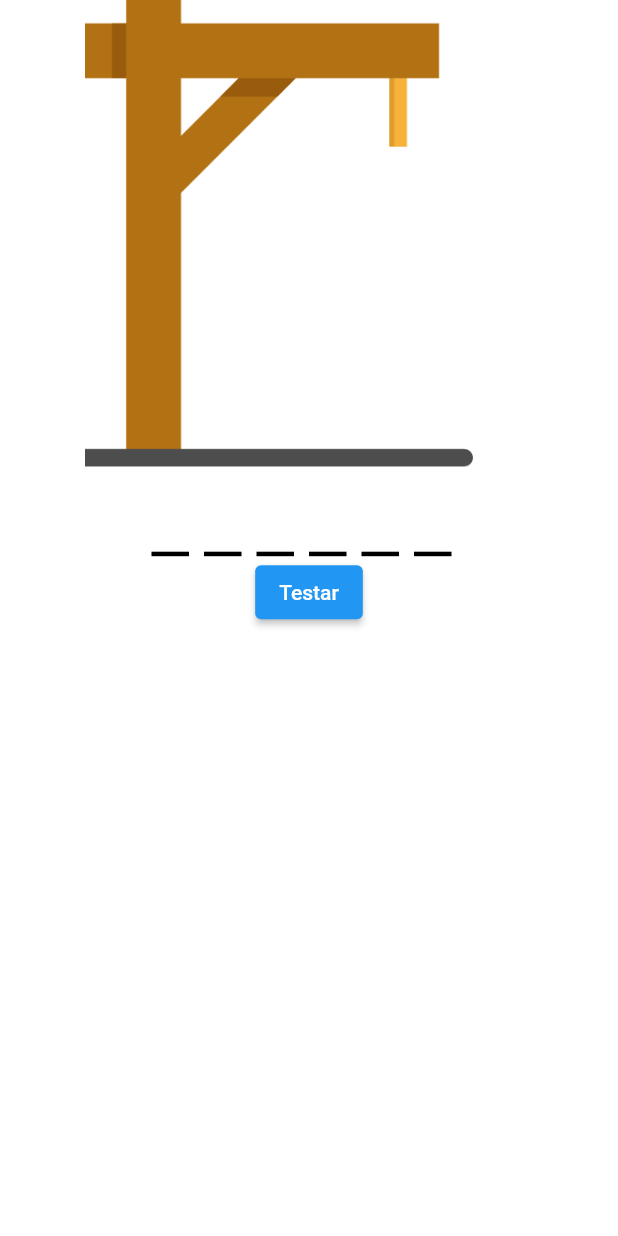
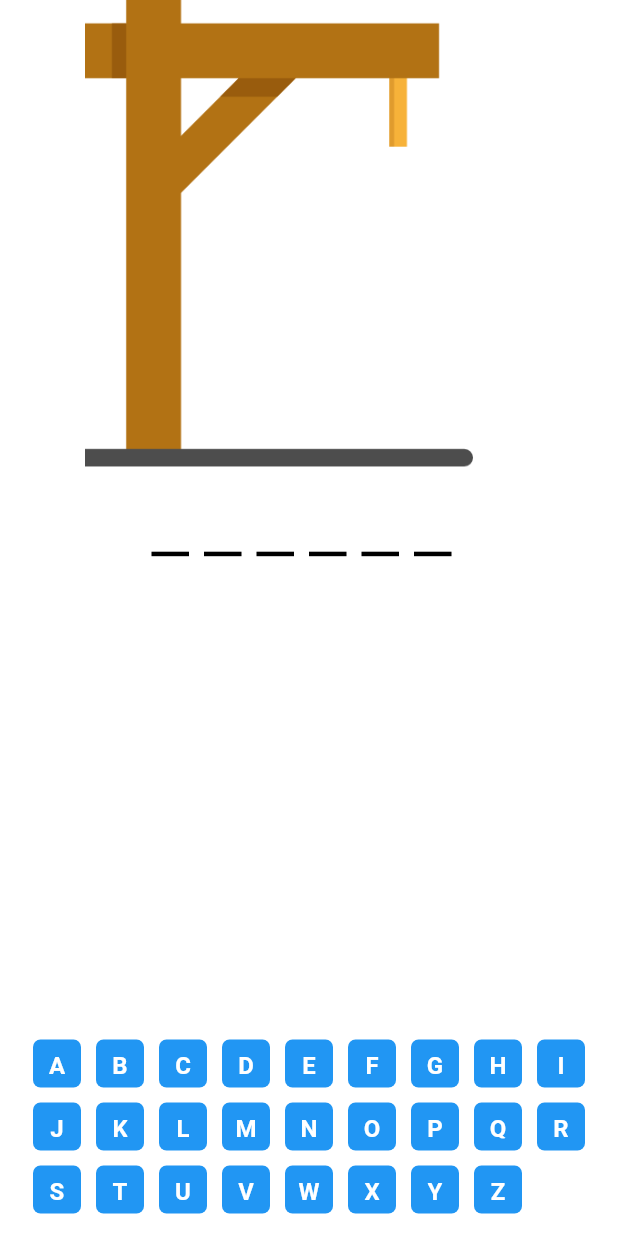
Before and after one commit to LeonMesquita/prod4_aval2_hang_game, a Flutter app: the screen it shows after launch, on a phone screen of 412 x 824 dp. Run offline on Flutter 3.47's test engine with Material 2 defaults, Android fonts, the phone set to English and light mode, and no system bars; our stand-ins replace get.

Commit message:
exibir botões das letras do alfabeto

```diff
--- a/lib/controllers/game_controller.dart
+++ b/lib/controllers/game_controller.dart
@@ -16,5 +16,8 @@ class GameController extends GetxController {
 
   void makeGuess(guess) {
     playerGuess.value += guess;
+    if (!choosedWord.contains(guess)) {
+      changeImagePath();
+    }
   }
 }
--- a/lib/pages/game_page/game_page.dart
+++ b/lib/pages/game_page/game_page.dart
@@ -3,6 +3,7 @@ import 'package:flutter/src/foundation/key.dart';
 import 'package:flutter/src/widgets/framework.dart';
 import 'package:get/get.dart';
 import 'package:prod4_aval2_hang_game/controllers/game_controller.dart';
+import 'package:prod4_aval2_hang_game/widgets/alphabet_buttons.dart';
 import 'package:prod4_aval2_hang_game/widgets/dash.dart';
 
 class GamePage extends StatelessWidget {
@@ -18,7 +19,10 @@ class GamePage extends StatelessWidget {
     return Scaffold(
       backgroundColor: Colors.white,
       body: SafeArea(
+        child: Padding(
+          padding: const EdgeInsets.symmetric(horizontal: 7),
           child: Column(
+            crossAxisAlignment: CrossAxisAlignment.stretch,
             children: [
               Expanded(
                 flex: 45,
@@ -36,18 +40,19 @@ class GamePage extends StatelessWidget {
                   ],
                 ),
               ),
+              //
+              //
               Expanded(
                 flex: 55,
                 child: Container(
-                //   color: Colors.blue,
+                  // color: Colors.red.shade400,
                   child: Column(
                     children: [
-                    ElevatedButton(
-                        onPressed: () {
-                          gameController.changeImagePath();
-                          gameController.makeGuess('a');
-                        },
-                        child: Text('Testar')),
+                      Expanded(child: SizedBox()),
+                      Padding(
+                        padding: const EdgeInsets.only(bottom: 10),
+                        child: AlphabetButtons(),
+                      ),
                     ],
                   ),
                 ),
@@ -55,6 +60,7 @@ class GamePage extends StatelessWidget {
             ],
           ),
         ),
+      ),
     );
   }
 }
--- /dev/null
+++ b/lib/widgets/alphabet_buttons.dart
@@ -0,0 +1,62 @@
+import 'package:flutter/material.dart';
+import 'package:get/get.dart';
+import 'package:prod4_aval2_hang_game/controllers/game_controller.dart';
+
+class AlphabetButtons extends StatelessWidget {
+  AlphabetButtons({Key? key}) : super(key: key);
+  // gerando lista do alfabeto
+
+  @override
+  Widget build(BuildContext context) {
+    final gameController = Get.find<GameController>();
+    var aCode = 'A'.codeUnitAt(0);
+    var zCode = 'Z'.codeUnitAt(0);
+    List<String> alphabets = List<String>.generate(
+      zCode - aCode + 1,
+      (index) => String.fromCharCode(aCode + index),
+    );
+
+    final buttons = List<AlphButton>.generate(
+      alphabets.length,
+      (index) => AlphButton(
+        buttonText: alphabets[index],
+        onpress: () {
+          gameController.makeGuess(alphabets[index].toLowerCase());
+        },
+      ),
+    );
+    return Wrap(
+      children: buttons,
+    );
+  }
+}
+
+class AlphButton extends StatelessWidget {
+  final String buttonText;
+  final VoidCallback onpress;
+  const AlphButton({Key? key, required this.buttonText, required this.onpress})
+      : super(key: key);
+
+  @override
+  Widget build(BuildContext context) {
+    return Padding(
+      padding: const EdgeInsets.all(5.0),
+      child: Container(
+        height: 32,
+        width: 32,
+        decoration: BoxDecoration(
+          color: Colors.blue,
+          borderRadius: BorderRadius.circular(5),
+        ),
+        child: TextButton(
+          onPressed: onpress,
+          child: Text(
+            buttonText,
+            style: const TextStyle(
+                fontWeight: FontWeight.bold, fontSize: 16, color: Colors.white),
+          ),
+        ),
+      ),
+    );
+  }
+}
```
Lines whose indentation alone changed are shown as unchanged.
